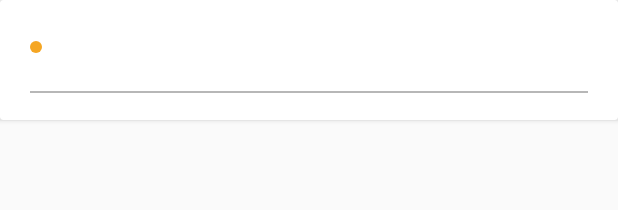
After one commit to SubhrajyotiSen/NoName, an Android app: the layout task_layout.xml on its own in the app's theme, with its tools: preview values and no code run, on a phone screen of 412 x 824 dp. The commit adds this screen. Shown: the top 210 px of the screen. Run offline under Robolectric (Android 15) with nearby library versions, the phone set to English and light mode, and no system bars.

Commit message:
chore: implement birthdays and tasks cards layout

```diff
--- a/app/src/main/java/me/subhrajyoti/myday/adapters/EmployeeUpdateAdapter.java
+++ b/app/src/main/java/me/subhrajyoti/myday/adapters/EmployeeUpdateAdapter.java
@@ -41,7 +41,6 @@ public class EmployeeUpdateAdapter extends RecyclerView.Adapter<EmployeeUpdateAd
         EmployeeUpdateModel employeeUpdateModel = employeeUpdateModels.get(i);
 
         Picasso.get().load(employeeUpdateModel.getImageURL()).fit().centerCrop().into(employeeUpdateViewHolder.employeeImageView);
-
         employeeUpdateViewHolder.employeeNameTextView.setText(employeeUpdateModel.getName());
         employeeUpdateViewHolder.employeeRoleTextView.setText(employeeUpdateModel.getRole());
         employeeUpdateViewHolder.employeeUpdateTimeTextView.setText(employeeUpdateModel.getTime());
--- a/app/src/main/java/me/subhrajyoti/myday/data/pojo/BirthdayModel.java
+++ b/app/src/main/java/me/subhrajyoti/myday/data/pojo/BirthdayModel.java
@@ -6,7 +6,6 @@ public class BirthdayModel {
 
     private String name;
     private String role;
-    private String birthday;
     @SerializedName("image_url")
     private String imageURL;
 
@@ -18,10 +17,6 @@ public class BirthdayModel {
         return role;
     }
 
-    public String getBirthday() {
-        return birthday;
-    }
-
     public String getImageURL() {
         return imageURL;
     }
--- a/app/src/main/java/me/subhrajyoti/myday/data/remote/ApiService.java
+++ b/app/src/main/java/me/subhrajyoti/myday/data/remote/ApiService.java
@@ -8,7 +8,7 @@ import retrofit2.http.GET;
 
 public interface ApiService {
 
-    @GET("/v2/5bb1f3302e00005d319272d6")
+    @GET("/v2/5bb46957330000902ecad5b1")
     Single<List<MyData>> loadData();
 
 }
--- /dev/null
+++ b/app/src/main/res/drawable/ic_status_orange.xml
@@ -0,0 +1,4 @@
+<vector android:height="24dp" android:viewportHeight="8"
+    android:viewportWidth="8" android:width="24dp" xmlns:android="http://schemas.android.com/apk/res/android">
+    <path android:fillColor="#F5A623" android:fillType="evenOdd" android:pathData="M4,4m-4,0a4,4 0,1 1,8 0a4,4 0,1 1,-8 0"/>
+</vector>
--- a/app/src/main/res/layout/generic_recyclerview_row.xml
+++ b/app/src/main/res/layout/generic_recyclerview_row.xml
@@ -8,7 +8,8 @@
         android:layout_width="match_parent"
         android:layout_height="match_parent"
         android:orientation="vertical"
-        android:padding="10dp">
+        android:paddingTop="10dp"
+        android:paddingBottom="10dp">
 
         <me.subhrajyoti.myday.views.HubblerBoldTextView
             android:layout_width="wrap_content"
--- /dev/null
+++ b/app/src/main/res/layout/task_layout.xml
@@ -0,0 +1,79 @@
+<?xml version="1.0" encoding="utf-8"?>
+<android.support.v7.widget.CardView xmlns:android="http://schemas.android.com/apk/res/android"
+    android:layout_width="match_parent"
+    android:layout_height="80dp">
+
+    <LinearLayout
+        android:layout_width="wrap_content"
+        android:layout_height="match_parent"
+        android:orientation="vertical">
+
+        <LinearLayout
+            android:layout_width="match_parent"
+            android:layout_height="wrap_content"
+            android:orientation="horizontal"
+            android:layout_marginStart="20dp">
+
+            <View
+                android:layout_width="3dp"
+                android:layout_height="12dp"
+                android:id="@+id/priority_bar_1"
+                android:layout_marginEnd="3dp"
+                android:layout_gravity="center_vertical"
+                />
+
+            <View
+                android:layout_width="3dp"
+                android:layout_height="12dp"
+                android:id="@+id/priority_bar_2"
+                android:layout_marginEnd="5dp"
+                android:layout_gravity="center_vertical"/>
+
+            <me.subhrajyoti.myday.views.HubblerBoldTextView
+                android:layout_width="wrap_content"
+                android:layout_height="wrap_content"
+                android:textSize="18sp"
+                android:id="@+id/task_title_textView"
+                android:layout_gravity="center_vertical"/>
+
+        </LinearLayout>
+
+        <LinearLayout
+            android:layout_width="match_parent"
+            android:layout_height="wrap_content"
+            android:orientation="horizontal"
+            android:layout_marginTop="10dp"
+            android:layout_marginStart="20dp">
+
+            <ImageView
+                android:layout_width="8dp"
+                android:layout_height="8dp"
+                android:src="@drawable/ic_status_orange"
+                android:layout_gravity="center_vertical"
+                />
+
+            <me.subhrajyoti.myday.views.HubblerTextView
+                android:layout_width="wrap_content"
+                android:layout_height="wrap_content"
+                android:layout_marginStart="10dp"
+                android:textStyle="bold"
+                android:textSize="15sp"
+                android:layout_marginEnd="30dp"
+                android:textAllCaps="true"
+                android:id="@+id/task_when_textView"
+                android:layout_gravity="center_vertical"
+                />
+        </LinearLayout>
+
+        <View
+            android:layout_width="match_parent"
+            android:layout_height="1dp"
+            android:layout_marginStart="20dp"
+            android:layout_marginEnd="20dp"
+            android:layout_marginTop="20dp"
+            android:background="@color/colorMediumLightGray"
+            android:id="@+id/channelViewDivider" />
+
+    </LinearLayout>
+
+</android.support.v7.widget.CardView>
--- a/build.gradle
+++ b/build.gradle
@@ -1,7 +1,7 @@
 // Top-level build file where you can add configuration options common to all sub-projects/modules.
 
 buildscript {
-    ext.kotlin_version = '1.2.70'
+    ext.kotlin_version = '1.2.71'
     repositories {
         google()
         jcenter()
```
Also changed, not shown: app/src/main/assets/projects.json (+32 -16 lines), app/src/main/java/me/subhrajyoti/myday/adapters/BirthdayAdapter.java (+1 -7 lines), app/src/main/java/me/subhrajyoti/myday/adapters/MultiTypeAdapter.java (+99 -30 lines), app/src/main/java/me/subhrajyoti/myday/data/pojo/MyData.java (+7 -1 lines), app/src/main/java/me/subhrajyoti/myday/utils/Utils.java (+0 -10 lines), app/src/main/res/drawable/ic_send.xml (added, +7 -0 lines), app/src/main/res/layout/birthday_layout.xml (+46 -33 lines), 1 other file.
